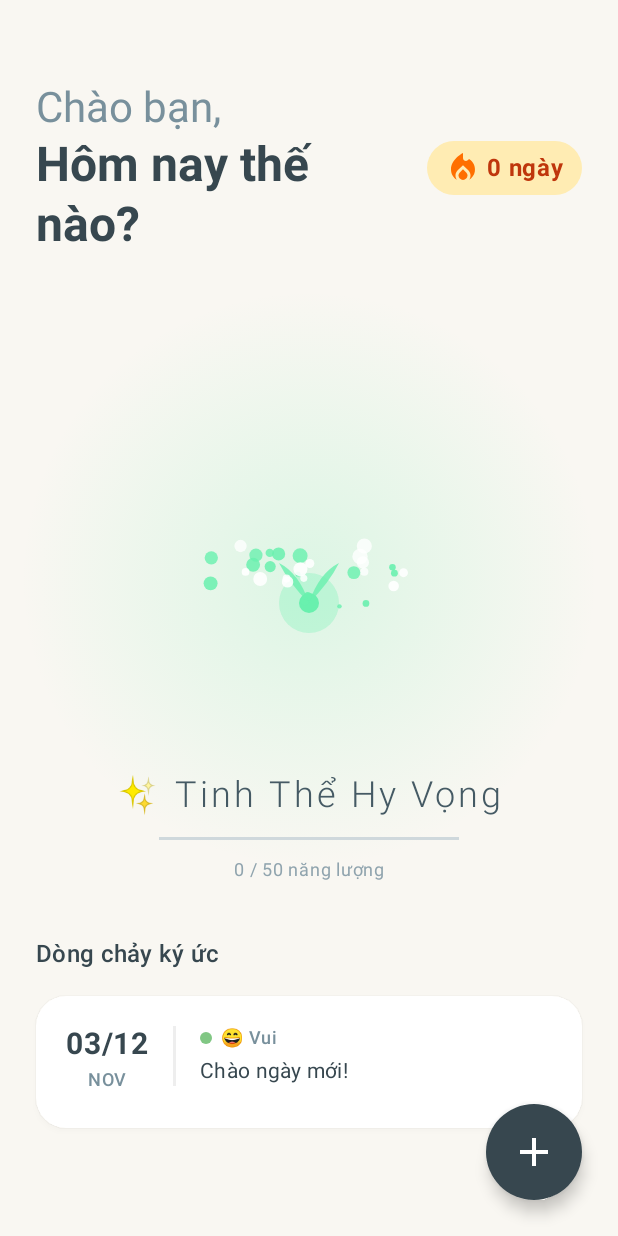
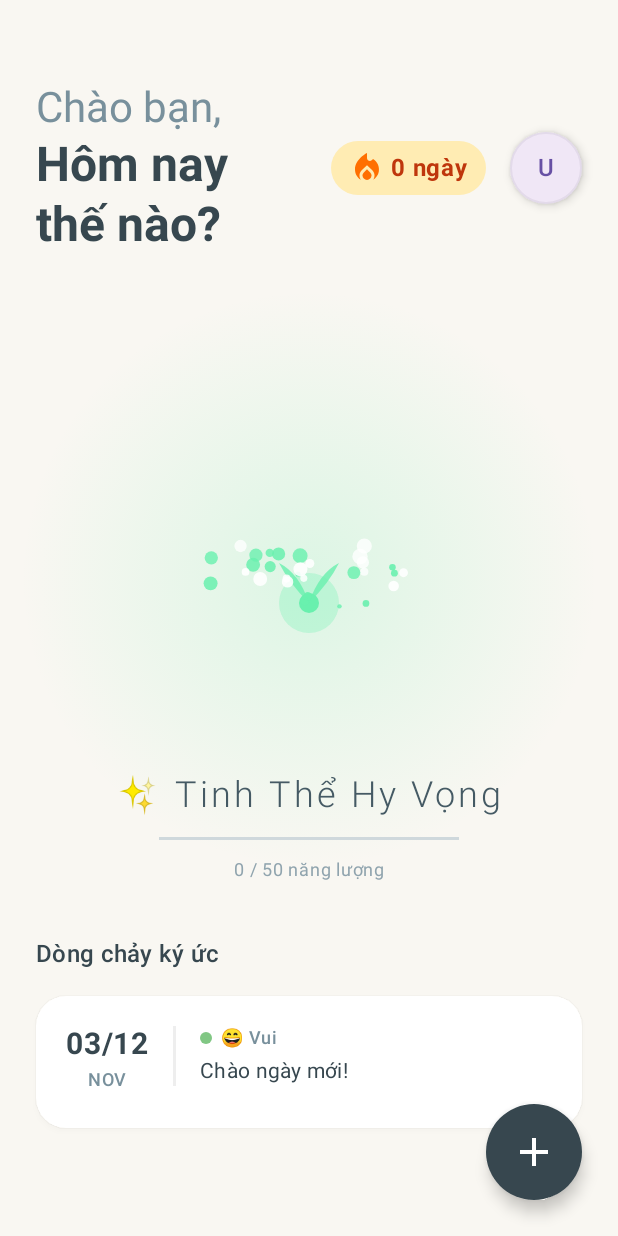
Before and after one commit to NguyenVanHung2004/2526I_INT3120_1_GROUP_3, an Android app built with Jetpack Compose: the HomeScreen screen opened through its navigation route, on a phone screen of 412 x 824 dp. Run offline under Robolectric (Android 15) with nearby library versions, the phone set to English and light mode, and no system bars.

```diff
--- a/app/src/main/java/com/example/aijournalingapp/ui/auth/AuthScreen.kt
+++ b/app/src/main/java/com/example/aijournalingapp/ui/auth/AuthScreen.kt
@@ -9,15 +9,18 @@ import androidx.compose.ui.text.input.PasswordVisualTransformation
 import androidx.compose.ui.tooling.preview.Preview
 import androidx.compose.ui.unit.dp
 import android.content.res.Configuration
+import androidx.compose.foundation.background
 import androidx.compose.foundation.layout.Arrangement
 import androidx.compose.material3.MaterialTheme
 import androidx.compose.material3.Surface
 import androidx.compose.runtime.Composable
+import androidx.compose.ui.graphics.Color
 import androidx.compose.ui.platform.LocalContext
 import androidx.lifecycle.viewmodel.compose.viewModel
 import androidx.navigation.NavController
 import com.example.aijournalingapp.ui.theme.AIJournalingAppTheme
 
+private val BgColor = Color(0xFFF9F7F2)
 @Composable
 fun WelcomeScreen(navController: NavController) {
     val context = LocalContext.current
--- a/app/src/main/java/com/example/aijournalingapp/ui/home/HomeScreen.kt
+++ b/app/src/main/java/com/example/aijournalingapp/ui/home/HomeScreen.kt
@@ -26,6 +26,22 @@ import androidx.navigation.NavController
 import com.example.aijournalingapp.ui.components.EmotionTreeArt
 import androidx.compose.ui.platform.LocalContext
 import androidx.compose.material.icons.filled.LocalFireDepartment
+import androidx.compose.foundation.BorderStroke
+import androidx.compose.foundation.clickable
+import androidx.compose.foundation.layout.Box
+import androidx.compose.foundation.layout.size
+import androidx.compose.foundation.shape.CircleShape
+import androidx.compose.material3.*
+import androidx.compose.material.icons.filled.Person
+import androidx.compose.material.icons.filled.ExitToApp
+import androidx.compose.material.icons.filled.Settings
+import androidx.compose.runtime.getValue
+import androidx.compose.runtime.mutableStateOf
+import androidx.compose.runtime.remember
+import androidx.compose.runtime.setValue
+import androidx.compose.ui.unit.dp
+import com.example.aijournalingapp.ui.auth.AuthViewModel
+import androidx.compose.runtime.collectAsState
 // Màu cục bộ
 private val BgColor = Color(0xFFF9F7F2) // Trắng kem
 private val CardBg = Color.White
@@ -73,6 +89,105 @@ fun HomeScreen(navController: NavController, viewModel: HomeViewModel = viewMode
                             Icon(Icons.Default.LocalFireDepartment, null, tint = Color(0xFFFF6F00)) // Lửa cam đậm
                             Spacer(modifier = Modifier.width(4.dp))
                             Text("${viewModel.currentStreak.value} ngày", fontWeight = FontWeight.Bold, color = Color(0xFFBF360C),maxLines = 1)
+                        }
+                    }
+                    Spacer(modifier = Modifier.width(16.dp))
+                    // Right: Avatar with dropdown menu
+                    var menuExpanded by remember { mutableStateOf(false) }
+                    // lấy AuthViewModel và user
+                    val authVM: AuthViewModel = viewModel()
+                    val user by authVM.user.collectAsState()
+
+                    val initial = user?.name?.firstOrNull()?.uppercaseChar()?.toString()
+                        ?: user?.email?.firstOrNull()?.uppercaseChar()?.toString()
+                        ?: "U"
+                    Box(
+                        contentAlignment = Alignment.Center
+                    ) {
+                        Surface(
+                            modifier = Modifier
+                                .size(48.dp)
+                                .clickable { menuExpanded = true },
+                            shape = CircleShape,
+                            tonalElevation = 4.dp,
+                            shadowElevation = 4.dp,
+                            color = MaterialTheme.colorScheme.surface,
+                            border = BorderStroke(
+                                1.dp,
+                                MaterialTheme.colorScheme.onSurface.copy(alpha = 0.06f)
+                            )
+                        ) {
+                            // Avatar content: initials or icon. Replace with Image if you have URL.
+                            Box(
+                                contentAlignment = Alignment.Center,
+                                modifier = Modifier.fillMaxSize()
+                            ) {
+                                Text(
+                                    text = initial,
+                                    style = MaterialTheme.typography.titleMedium,
+                                    color = MaterialTheme.colorScheme.primary
+                                )
+                            }
+                        }
+
+                        DropdownMenu(
+                            expanded = menuExpanded,
+                            onDismissRequest = { menuExpanded = false },
+                            modifier = Modifier.width(IntrinsicSize.Min)
+                        ) {
+                            DropdownMenuItem(
+                                text = { Text("Xem hồ sơ") },
+                                leadingIcon = {
+                                    Icon(
+                                        imageVector = Icons.Default.Person,
+                                        contentDescription = null
+                                    )
+                                },
+                                onClick = {
+                                    menuExpanded = false
+                                    // navController.navigate("profile")
+                                }
+                            )
+
+                            DropdownMenuItem(
+                                text = { Text("Cài đặt") },
+                                leadingIcon = {
+                                    Icon(
+                                        imageVector = Icons.Default.Settings,
+                                        contentDescription = null
+                                    )
+                                },
+                                onClick = {
+                                    menuExpanded = false
+                                    // navController.navigate("settings")
+                                }
+                            )
+
+                            Divider()
+
+                            DropdownMenuItem(
+                                text = {
+                                    Text(
+                                        "Đăng xuất",
+                                        color = MaterialTheme.colorScheme.error
+                                    )
+                                },
+                                leadingIcon = {
+                                    Icon(
+                                        imageVector = Icons.Default.ExitToApp,
+                                        contentDescription = null,
+                                        tint = MaterialTheme.colorScheme.error
+                                    )
+                                },
+                                onClick = {
+                                    menuExpanded = false
+                                    // thực hiện logout: gọi authVM.logout() hoặc callback onLogout()
+                                    authVM.logout()
+                                    navController.navigate("welcome") {
+                                        popUpTo(0)
+                                    }
+                                }
+                            )
                         }
                     }
                 }
```
